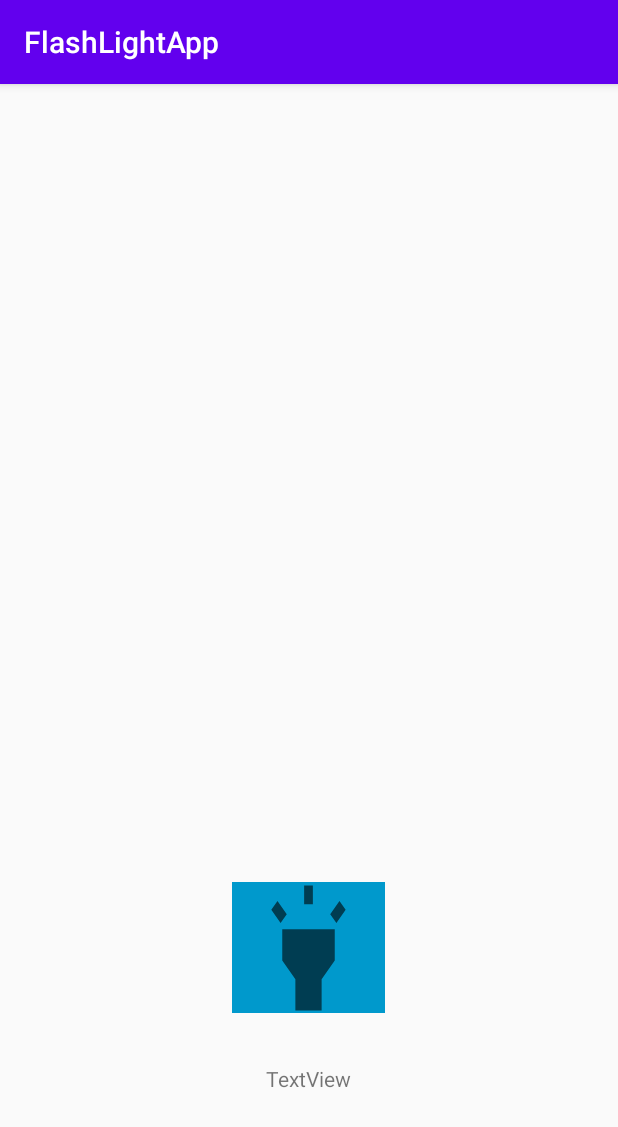
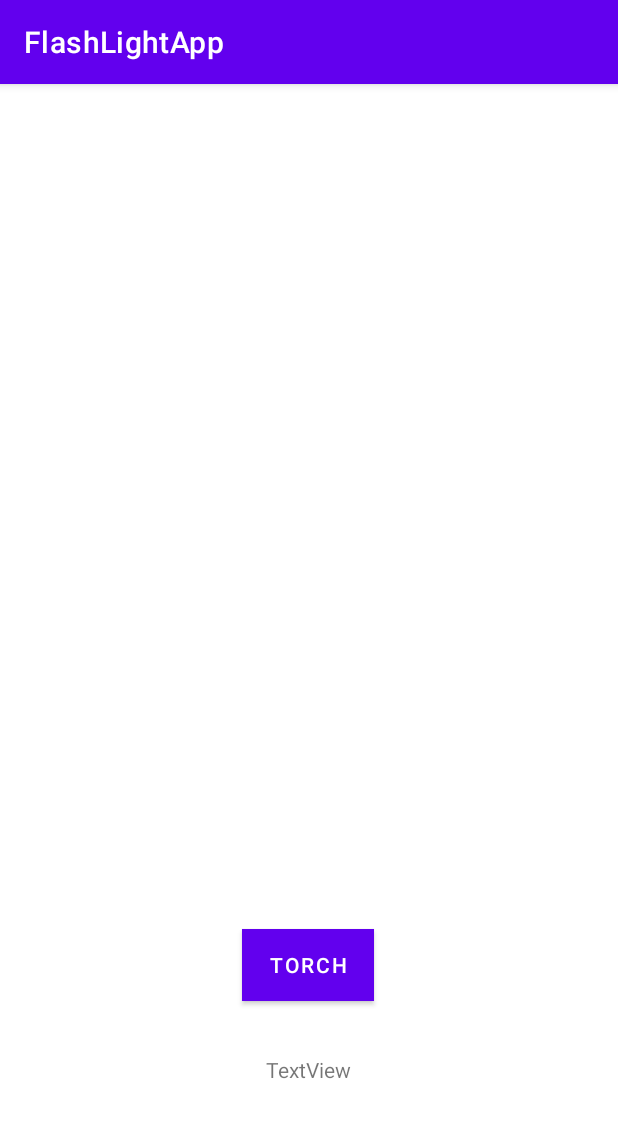
Before and after one commit to dave-vee/SimpleFlashLight, an Android app: the screen it shows after launch (MainActivity), on a phone screen of 412 x 824 dp. Shown: the top 1127 px of the screen. Run offline under Robolectric (Android 15) with nearby library versions, the phone set to English and light mode, and no system bars.

Commit message:
Innitial Commit

```diff
--- a/app/build.gradle
+++ b/app/build.gradle
@@ -29,8 +29,9 @@ dependencies {
     implementation "org.jetbrains.kotlin:kotlin-stdlib:$kotlin_version"
     implementation 'androidx.core:core-ktx:1.3.1'
     implementation 'androidx.appcompat:appcompat:1.2.0'
-    implementation 'androidx.constraintlayout:constraintlayout:1.1.3'
-    testImplementation 'junit:junit:4.12'
+    implementation 'androidx.constraintlayout:constraintlayout:2.0.0'
+    implementation 'com.google.android.material:material:1.2.0'
+    testImplementation 'junit:junit:4.13'
     androidTestImplementation 'androidx.test.ext:junit:1.1.1'
     androidTestImplementation 'androidx.test.espresso:espresso-core:3.2.0'
 
--- a/app/src/main/java/com/example/flashlightapp/MainActivity.kt
+++ b/app/src/main/java/com/example/flashlightapp/MainActivity.kt
@@ -6,16 +6,18 @@ import android.content.pm.PackageManager
 import android.hardware.camera2.CameraAccessException
 import android.hardware.camera2.CameraManager
 import android.os.Bundle
-import android.widget.ImageButton
+import android.widget.Button
 import android.widget.TextView
 import androidx.appcompat.app.AppCompatActivity
 import androidx.core.app.ActivityCompat
 import androidx.core.content.ContextCompat
+import com.google.android.material.snackbar.BaseTransientBottomBar.ANIMATION_MODE_SLIDE
+import com.google.android.material.snackbar.Snackbar
 import kotlinx.android.synthetic.main.activity_main.*
 
 class MainActivity : AppCompatActivity() {
 
-    private lateinit var btn: ImageButton
+    private lateinit var btn: Button
     private lateinit var torchStatus: TextView
     var isOn: Boolean = false
     private val PERMISSION_CODE = 21
@@ -31,13 +33,17 @@ class MainActivity : AppCompatActivity() {
             val permission = ContextCompat.checkSelfPermission(this, Manifest.permission.CAMERA)
             if (permission != PackageManager.PERMISSION_GRANTED) {
                 setupPermissions()
-//                val toast = Toast.makeText(this, "Permissions not setup", Toast.LENGTH_LONG)
-//                toast.show()
+
             } else {
                 turnOn()
+                val snackbar =
+                    Snackbar.make(btn, "You clicked on the Torch Button ", Snackbar.LENGTH_SHORT)
+                snackbar.animationMode = ANIMATION_MODE_SLIDE
+                snackbar.show()
             }
         }
     }
+
 
     private fun turnOn() {
         val cameraManager = getSystemService(Context.CAMERA_SERVICE) as CameraManager
--- a/app/src/main/res/layout/activity_main.xml
+++ b/app/src/main/res/layout/activity_main.xml
@@ -2,24 +2,24 @@
 <androidx.constraintlayout.widget.ConstraintLayout xmlns:android="http://schemas.android.com/apk/res/android"
     xmlns:app="http://schemas.android.com/apk/res-auto"
     xmlns:tools="http://schemas.android.com/tools"
+    android:id="@+id/main_view"
     android:layout_width="match_parent"
     android:layout_height="match_parent"
-
     tools:context=".MainActivity">
 
 
-    <ImageButton
+    <Button
         android:id="@+id/torch_btn"
-        android:layout_width="102dp"
-        android:layout_height="87dp"
-        android:background="@android:color/holo_blue_dark"
+        android:layout_width="wrap_content"
+        android:layout_height="wrap_content"
+        android:background="@android:color/holo_orange_dark"
+        android:text="@string/torch"
         app:layout_constraintBottom_toBottomOf="parent"
         app:layout_constraintEnd_toEndOf="parent"
         app:layout_constraintHorizontal_bias="0.498"
         app:layout_constraintStart_toStartOf="parent"
         app:layout_constraintTop_toTopOf="parent"
-        app:layout_constraintVertical_bias="0.782"
-        app:srcCompat="@drawable/ic_baseline_highlight_24" />
+        app:layout_constraintVertical_bias="0.782" />
 
     <TextView
         android:id="@+id/tvStatus"
--- a/app/src/main/res/values/strings.xml
+++ b/app/src/main/res/values/strings.xml
@@ -1,3 +1,4 @@
 <resources>
     <string name="app_name">FlashLightApp</string>
+    <string name="torch">Torch</string>
 </resources>
--- a/app/src/main/res/values/styles.xml
+++ b/app/src/main/res/values/styles.xml
@@ -1,6 +1,6 @@
 <resources>
     <!-- Base application theme. -->
-    <style name="AppTheme" parent="Theme.AppCompat.Light.DarkActionBar">
+    <style name="AppTheme" parent="Theme.MaterialComponents.Light.DarkActionBar">
         <!-- Customize your theme here. -->
         <item name="colorPrimary">@color/colorPrimary</item>
         <item name="colorPrimaryDark">@color/colorPrimaryDark</item>
```
